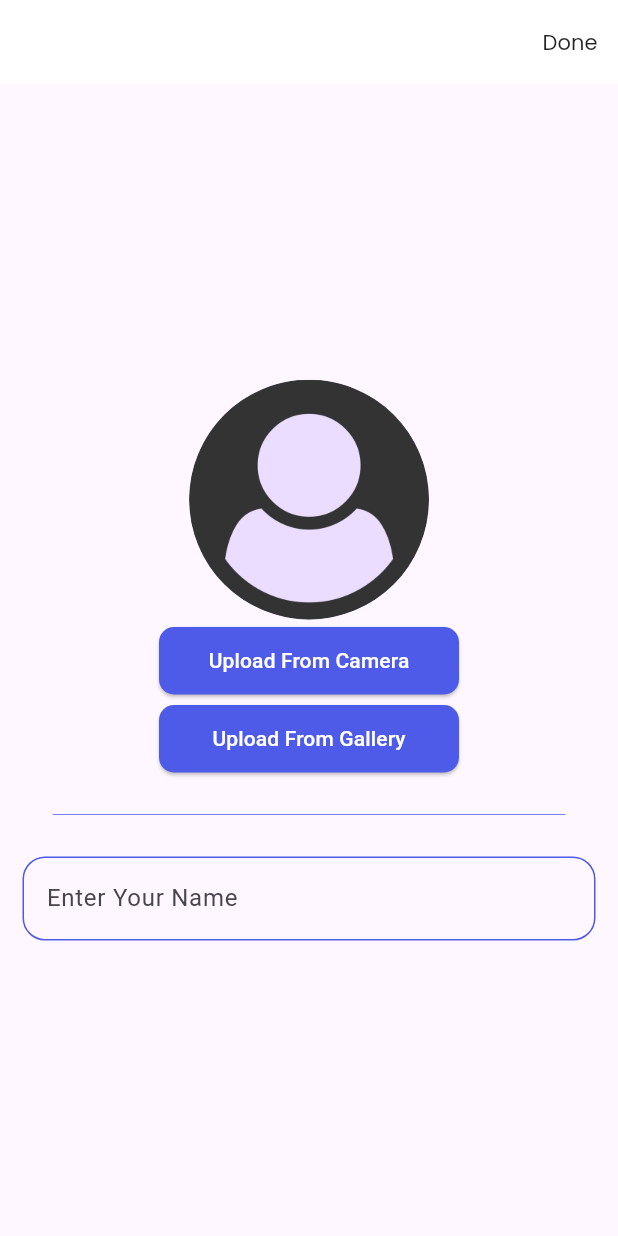
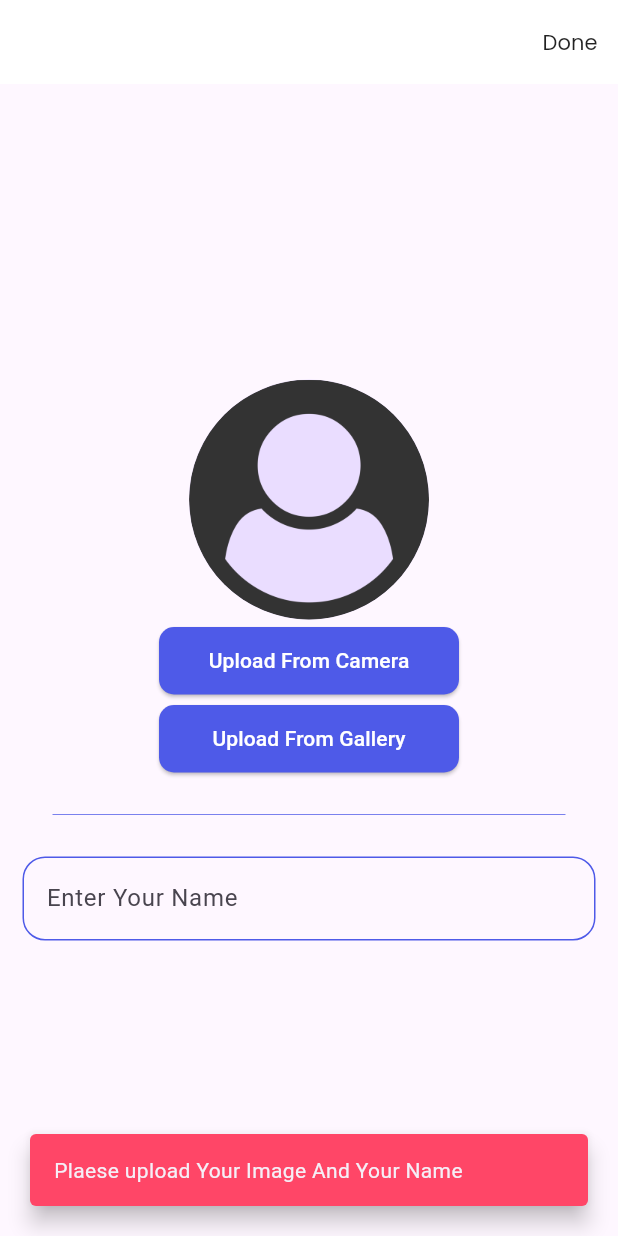
Before and after one commit to gemybody/taskati, a Flutter app: the screen it shows after launch, after a tap on "Done", on a phone screen of 412 x 824 dp. Run offline on Flutter 3.47's test engine with Material 3 defaults, Android fonts, the phone set to English and light mode, and no system bars; our stand-ins replace date_picker_timeline, gap, google_fonts, image_picker, lottie.

Commit message:
add file new

```diff
--- a/lib/core/Widgets/custom_error_dialog.dart
+++ b/lib/core/Widgets/custom_error_dialog.dart
@@ -5,6 +5,8 @@ import '../utils/app_colors.dart';
 showErrorDialog(context,text){
   ScaffoldMessenger.of(context).showSnackBar(
       SnackBar(
+        behavior: SnackBarBehavior.floating,
+          margin: EdgeInsets.all(20),
           backgroundColor: AppColors.redColor,
           content: Text(text)));
 }
--- a/lib/features/upload/uploadView.dart
+++ b/lib/features/upload/uploadView.dart
@@ -3,11 +3,14 @@ import 'dart:io';
 import 'package:flutter/material.dart';
 import 'package:gap/gap.dart';
 import 'package:image_picker/image_picker.dart';
+import 'package:taskati/core/Widgets/custom_error_dialog.dart';
 import 'package:taskati/core/utils/app_colors.dart';
 import 'package:taskati/core/Widgets/customWidget.dart';
 import 'package:taskati/core/utils/text_styles.dart';
+import 'package:taskati/features/home/home_view.dart';
 
 String? path;
+String name='';
 
 class UploadView extends StatefulWidget {
   const UploadView({Key? key}) : super(key: key);
@@ -20,13 +23,25 @@ class _UploadViewState extends State<UploadView> {
   @override
   Widget build(BuildContext context) {
     return Scaffold(
-      resizeToAvoidBottomInset: false,
+
       appBar: AppBar(
         backgroundColor: AppColors.WhiteColor,
         elevation: 0,
         actions: [
           TextButton(
-            onPressed: () {},
+            onPressed: () {
+
+              if(path != null && name.isNotEmpty){
+                Navigator.of(context).pushReplacement(MaterialPageRoute(builder: (context)=>HomeView()));
+              }else if(path==null && name.isNotEmpty){
+                showErrorDialog(context, 'Please Upload Your Image');
+              }else if(path !=null && name.isEmpty){
+                showErrorDialog(context, 'Enter Your Name');
+              }else{
+                showErrorDialog(context, 'Plaese upload Your Image And Your Name');
+
+              }
+            },
             child: Text(
               'Done',
               style: getSmallStyle(color: Colors.black87),
@@ -36,7 +51,8 @@ class _UploadViewState extends State<UploadView> {
       ),
       body: Center(
         child: Padding(
-          padding: const EdgeInsets.all(15),
+          padding:  EdgeInsets.all(15),
+          child: SingleChildScrollView(
             child: Column(
               mainAxisAlignment: MainAxisAlignment.center,
               children: [
@@ -103,6 +119,7 @@ class _UploadViewState extends State<UploadView> {
             ),
           ),
         ),
+      ),
     );
   }
 
--- a/pubspec.yaml
+++ b/pubspec.yaml
@@ -31,6 +31,8 @@ dependencies:
   flutter:
     sdk: flutter
   google_fonts: ^6.1.0
+  date_picker_timeline: ^1.2.5
+  intl: ^0.18.0
 
 
 
```
Also changed, not shown: lib/features/home/home_view.dart (indentation only), pubspec.lock. Lines whose indentation alone changed are shown as unchanged.
